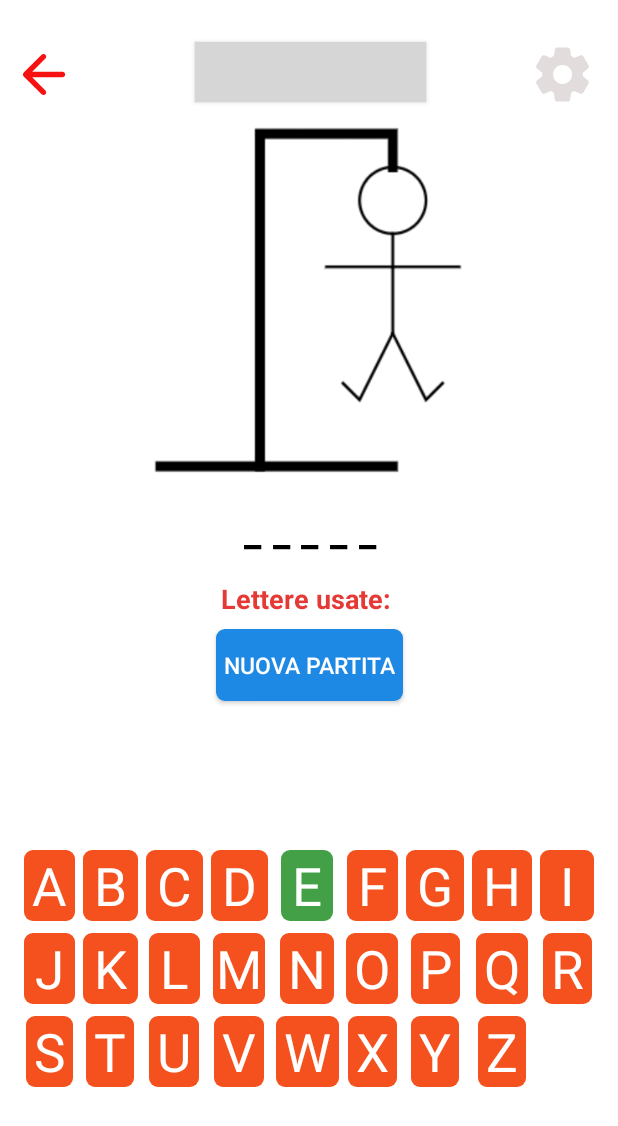
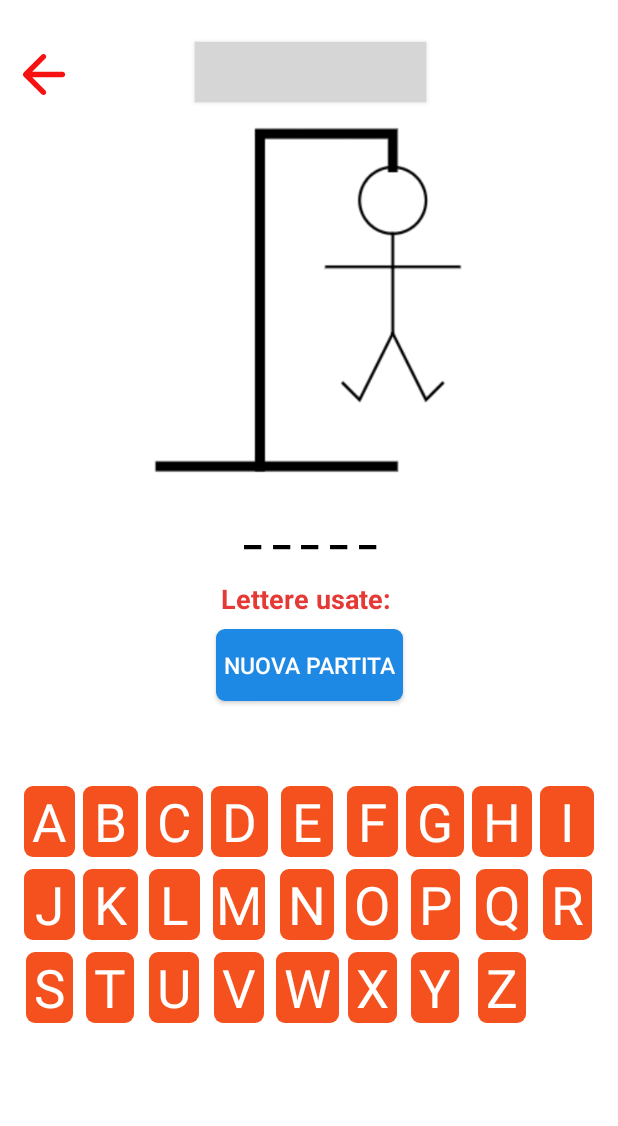
Before and after one commit to HangMan-The-Game/app, an Android app: the GameActivity screen opened directly, with no data from a screen before it, on a phone screen of 412 x 824 dp. Shown: the top 1126 px of the screen. Run offline under Robolectric (Android 15) with nearby library versions, the phone set to English and light mode, and no system bars; our stand-ins replace Firebase (no records; nobody signed in at launch, a user with empty details on screens opened directly); grey boxes are pictures that could not be loaded.

Commit message:
update words & db
Co-Authored-By: imgaandy <126667123+imgaandy@users.noreply.github.com>

```diff
--- a/app/build.gradle
+++ b/app/build.gradle
@@ -34,9 +34,11 @@ dependencies {
     implementation 'androidx.appcompat:appcompat:1.4.1'
     implementation 'com.google.android.material:material:1.5.0'
     implementation 'androidx.constraintlayout:constraintlayout:2.1.3'
-    implementation 'com.google.firebase:firebase-auth:21.0.3'
-    implementation 'com.google.firebase:firebase-database:20.0.4'
     implementation 'com.google.firebase:firebase-firestore:24.1.1'
+    implementation 'com.google.firebase:firebase-auth:19.2.0'
+    implementation 'com.google.firebase:firebase-database:20.0.0'
+
+
     testImplementation 'junit:junit:4.13.2'
     androidTestImplementation 'androidx.test.ext:junit:1.1.3'
     androidTestImplementation 'androidx.test.espresso:espresso-core:3.4.0'
--- a/app/src/main/java/com/example/hangman/GameActivity.java
+++ b/app/src/main/java/com/example/hangman/GameActivity.java
@@ -9,6 +9,9 @@ import android.view.WindowManager;
 import android.widget.Button;
 import android.widget.ImageView;
 import android.widget.TextView;
+
+import androidx.activity.OnBackPressedCallback;
+import androidx.activity.OnBackPressedDispatcher;
 import androidx.annotation.NonNull;
 import androidx.appcompat.app.AppCompatActivity;
 import androidx.appcompat.widget.AppCompatButton;
@@ -66,6 +69,18 @@ public class GameActivity extends AppCompatActivity implements GameManager.OnGam
             decorView.setSystemUiVisibility(systemUiVisibilityFlags);
         }
 
+        // Disabilita il tasto "Indietro"
+        OnBackPressedDispatcher onBackPressedDispatcher = getOnBackPressedDispatcher();
+        onBackPressedDispatcher.addCallback(this, new OnBackPressedCallback(true) {
+            @Override
+            public void handleOnBackPressed() {
+                // Non fare nulla per impedire il tasto "Indietro"
+            }
+        });
+
+
+
+
         imageView = findViewById(R.id.imageView5);
         wordTextView = findViewById(R.id.wordTextView);
         lettersUsedTextView = findViewById(R.id.lettersUsedTextView);
@@ -106,6 +121,7 @@ public class GameActivity extends AppCompatActivity implements GameManager.OnGam
                 startNewGame();
             }
         });
+
 
 
         //Log.d("DIFFICOLTA: ", difficulty);
@@ -200,4 +216,8 @@ public class GameActivity extends AppCompatActivity implements GameManager.OnGam
             pointsListener.remove();
         }
     }
+
+    public void onBackButtonClick(View view) {
+        finish(); // Chiude l'Activity corrente
+    }
 }
--- a/app/src/main/java/com/example/hangman/GameManager.java
+++ b/app/src/main/java/com/example/hangman/GameManager.java
@@ -113,7 +113,7 @@ public class GameManager {
         drawable = R.drawable.hangman6;
 
         Random random = new Random();
-        int maxDocumentNumber = 2;
+        int maxDocumentNumber = 50;
         int randomDocumentNumber = random.nextInt(maxDocumentNumber) + 1;
 
         getUserPoints(new OnSuccessListener<Long>() {
--- a/app/src/main/res/layout/activity_gioco.xml
+++ b/app/src/main/res/layout/activity_gioco.xml
@@ -32,23 +32,13 @@ tools:context=".GameActivity"    >
         android:id="@+id/back"
         android:layout_width="55dp"
         android:layout_height="43dp"
+        android:onClick="onBackButtonClick"
         android:layout_marginTop="28dp"
         app:layout_constraintEnd_toEndOf="parent"
         app:layout_constraintHorizontal_bias="0.003"
         app:layout_constraintStart_toStartOf="parent"
         app:layout_constraintTop_toTopOf="parent"
         app:srcCompat="@drawable/round_arrow_back_24" />
-
-    <ImageView
-        android:id="@+id/settings"
-        android:layout_width="55dp"
-        android:layout_height="43dp"
-        android:layout_marginTop="28dp"
-        app:layout_constraintEnd_toEndOf="parent"
-        app:layout_constraintHorizontal_bias="0.974"
-        app:layout_constraintStart_toStartOf="parent"
-        app:layout_constraintTop_toTopOf="parent"
-        app:srcCompat="@drawable/round_settings_24" />
 
     <ImageView
         android:id="@+id/imageView5"
@@ -65,14 +55,14 @@ tools:context=".GameActivity"    >
         android:layout_height="wrap_content"
         android:text="Hai Perso!"
         android:textColor="#BB4444"
-        android:textSize="36sp"
+        android:textSize="50sp"
         android:textStyle="bold"
         android:visibility="gone"
         app:layout_constraintBottom_toTopOf="@+id/lettersLayout"
         app:layout_constraintEnd_toEndOf="parent"
         app:layout_constraintStart_toStartOf="parent"
         app:layout_constraintTop_toBottomOf="@+id/nuovapartita"
-        tools:visibility="visible"
+        tools:visibility="gone"
         />
 
 
@@ -82,14 +72,14 @@ tools:context=".GameActivity"    >
         android:layout_height="wrap_content"
         android:text="Hai Vinto!"
         android:textColor="#44BB44"
-        android:textSize="36sp"
+        android:textSize="50sp"
         android:textStyle="bold"
         android:visibility="gone"
         app:layout_constraintBottom_toTopOf="@+id/lettersLayout"
         app:layout_constraintEnd_toEndOf="parent"
         app:layout_constraintStart_toStartOf="parent"
         app:layout_constraintTop_toBottomOf="@+id/nuovapartita"
-        tools:visibility="visible" />
+        tools:visibility="gone" />
 
     <TextView
         android:id="@+id/wordTextView"
@@ -142,6 +132,7 @@ tools:context=".GameActivity"    >
         android:layout_width="match_parent"
         android:layout_height="wrap_content"
         android:baselineAligned="false"
+        android:layout_marginTop="-85dp"
         android:orientation="vertical"
         app:layout_constraintBottom_toBottomOf="parent"
         app:layout_constraintTop_toBottomOf="@id/nuovapartita">
@@ -204,7 +195,7 @@ tools:context=".GameActivity"    >
             android:id="@+id/e"
             android:layout_width="wrap_content"
             android:layout_height="wrap_content"
-            android:background="@drawable/letteragiusta"
+            android:background="@drawable/shapebuttonplay"
             android:paddingHorizontal="7dp"
             android:text="E"
             android:textColor="@color/white"
```
Also changed, not shown: app/src/main/java/com/example/hangman/LikesFragments.java (+24 -0 lines), 1 other file.
